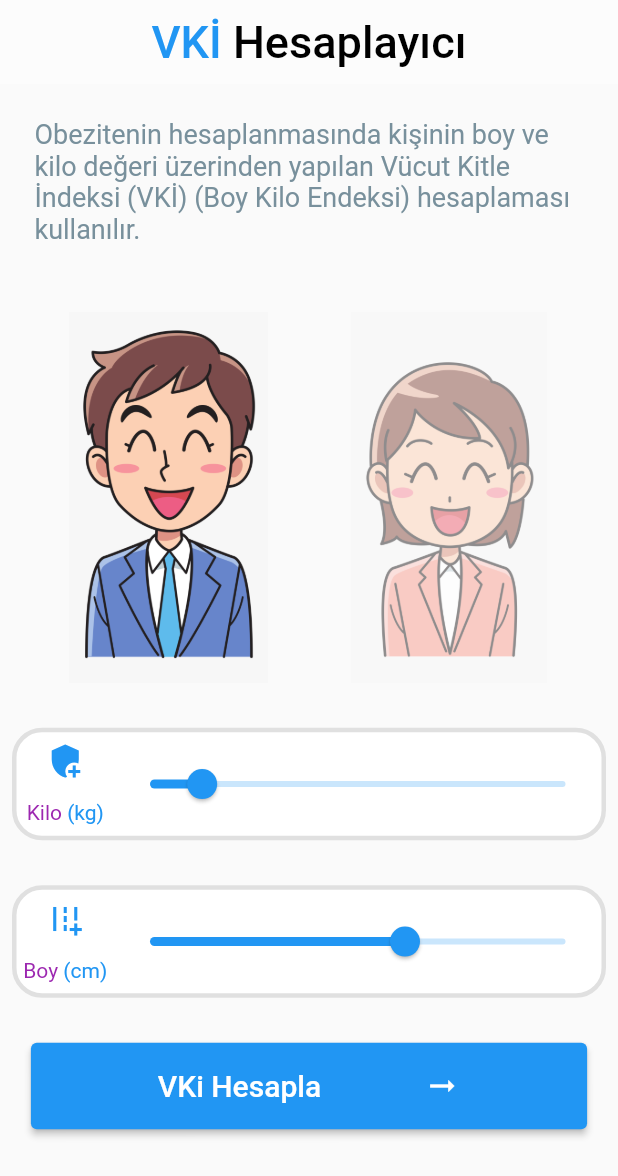
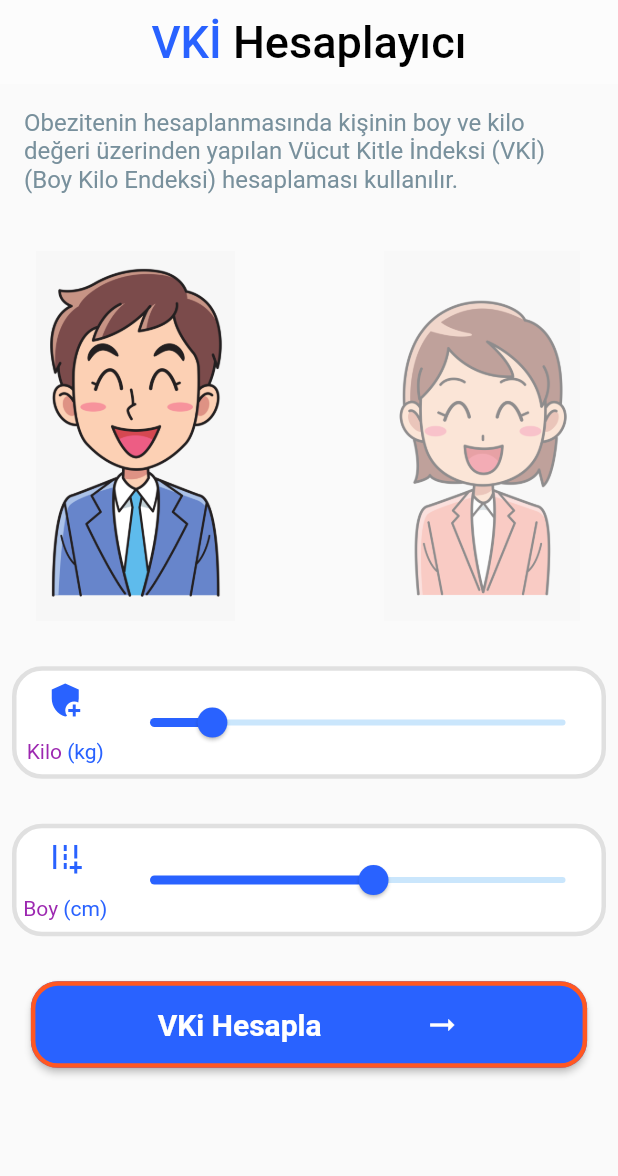
Before and after one commit to FatihBaycu/BmiCalculatorFlutter, a Flutter app: the screen it shows after launch, after a tap on "VKi Hesapla", after a tap on the "replay" icon, on a phone screen of 412 x 824 dp. Shown: the top 1176 px of the screen. Run offline on Flutter 3.47's test engine with Material 2 defaults, Android fonts, the phone set to English and light mode, and no system bars.

Commit message:
04.09.2021-17:39

```diff
--- a/lib/bmi_detail.dart
+++ b/lib/bmi_detail.dart
@@ -1,6 +1,5 @@
 import 'package:bmi_calculator/main.dart';
 import 'package:flutter/material.dart';
-import 'package:get/get.dart';
 
 class BmiDetail extends StatefulWidget {
   String? weightMessage;
@@ -16,8 +15,16 @@ class BmiDetail extends StatefulWidget {
 }
 
 class _BmiDetailState extends State<BmiDetail> {
+
+  late double screenWidth;
+  late double screenHeight;
+
   @override
   Widget build(BuildContext context) {
+
+    screenWidth=MediaQuery.of(context).size.width;
+    screenHeight=MediaQuery.of(context).size.height;
+
     return Scaffold(
       appBar: buildAppBar(),
       body: SingleChildScrollView(
@@ -36,15 +43,17 @@ class _BmiDetailState extends State<BmiDetail> {
     );
   }
 
+
+
   Center buildBackButton() {
     return Center(
-              child: SizedBox(
-                child: IconButton(
-                    onPressed: () => Get.off(MyHomePage()),
-                    icon: Icon(Icons.replay,color: Colors.purple.shade300,)),
+        child: SizedBox(
+          child: IconButton(
+             onPressed: () =>buildNavigatorOff(MyHomePage()),
+              icon: Icon(Icons.replay,color: Colors.purple.shade300,)),
               ),
             );
-  }
+          }
 
   Widget buildMyVitals() {
     return Center(
@@ -55,7 +64,7 @@ class _BmiDetailState extends State<BmiDetail> {
           Text("Sağlıklı VKİ Değeri : 18.5 kg/m2 - 25 kg/m2",style: TextStyle(fontSize: 18),),
           Text("Kilonuza göre sağlıklı Kilo değerleri : ${widget.idealWeight}",textAlign: TextAlign.center,style: TextStyle(fontWeight: FontWeight.bold,fontSize: 18),),
           Container(
-            width: MediaQuery.of(context).size.width*0.9,
+            width: screenWidth*0.9,
             child: Text(
               widget.weightMessage!,
               style: TextStyle(fontStyle: FontStyle.italic,fontSize: 18),
@@ -68,6 +77,10 @@ class _BmiDetailState extends State<BmiDetail> {
     );
   }
 
+  buildNavigatorOff(Widget Page){
+    return Navigator.pushReplacement(context, MaterialPageRoute(builder: (context)=>Page));
+  }
+
   AppBar buildAppBar() {
     return AppBar(
       shadowColor: Colors.transparent,
@@ -75,7 +88,7 @@ class _BmiDetailState extends State<BmiDetail> {
       title: Row(
         children: [
           IconButton(
-            onPressed: () => Get.off(MyHomePage()),
+            onPressed: () =>buildNavigatorOff(MyHomePage()),
             icon: Icon(Icons.arrow_back),
             color: Colors.black,
           ),
@@ -88,8 +101,8 @@ class _BmiDetailState extends State<BmiDetail> {
   Widget buildInfoBox(double width,double height) {
     return Center(
             child: SizedBox(
-              width: Get.width *width,
-              height: Get.height *height,
+              width: screenWidth*width,
+              height:screenHeight *height,
               child: Container(
                 decoration: BoxDecoration(
                   color: Colors.white,
@@ -111,7 +124,7 @@ class _BmiDetailState extends State<BmiDetail> {
                     Expanded(flex: 2,child: Text(widget.bmiNumber!,style: TextStyle(fontSize: 50,fontWeight: FontWeight.bold,color: Colors.purple.shade800),)),
                     Expanded(flex: 1,child: Text("kg/m2",style: TextStyle(color: Colors.purple.shade300),)),
                     Expanded(
-                      flex: 1,
+                      flex: 2,
                       child: RichText(
                         text: TextSpan(
                             style: TextStyle(fontSize: 14, color: Colors.black),
--- a/lib/main.dart
+++ b/lib/main.dart
@@ -1,7 +1,6 @@
 import 'package:bmi_calculator/my_values.dart';
 import 'package:flutter/material.dart';
-import 'package:get/get.dart';
-
+import 'package:flutter/services.dart';
 import 'bmi_detail.dart';
 
 void main() {runApp(MyApp());}
@@ -9,7 +8,12 @@ void main() {runApp(MyApp());}
 class MyApp extends StatelessWidget {
   @override
   Widget build(BuildContext context) {
-    return GetMaterialApp(
+    SystemChrome.setPreferredOrientations([
+      DeviceOrientation.portraitUp,
+      DeviceOrientation.portraitDown,
+    ]);
+    SystemChrome.setEnabledSystemUIOverlays(SystemUiOverlay.values);
+    return MaterialApp(
       debugShowCheckedModeBanner: false,
       color: Colors.white,
       theme: ThemeData.light(),
@@ -29,14 +33,23 @@ class MyHomePage extends StatefulWidget {
 class _MyHomePageState extends State<MyHomePage> {
     bool isBlur=true;
   opacitySwap() {  isBlur = !isBlur;}
-  double width=170;
-  double weight=50;
+  double bodyWidth=160;
+  double bodyWeight=55;
   double newValue=0;
+
 
   var staticValues=MyValues();
 
+    late double screenWidth;
+    late double screenHeight;
+
   @override
   Widget build(BuildContext context){
+
+   screenWidth=MediaQuery.of(context).size.width;
+   screenHeight=MediaQuery.of(context).size.height;
+
+
     return Scaffold(
       appBar: buildAppBar(),
       body: buildBody(),
@@ -50,20 +63,21 @@ class _MyHomePageState extends State<MyHomePage> {
         child: Wrap(
           runSpacing: 30,
           children: <Widget>[
-            Padding(padding: const EdgeInsets.all(15.0), child: Text(MyValues.vkiNedir,style: TextStyle(fontSize: 18,color: Colors.blueGrey.shade400),),),
+            Padding(
+              padding: const EdgeInsets.all(8.0),
+              child: Text(MyValues.vkiNedir,style: TextStyle(fontWeight: FontWeight.w400,fontSize: 16,color: Colors.blueGrey.shade400),),
+            ),
             Row(
-              mainAxisAlignment: MainAxisAlignment.spaceEvenly,
+              mainAxisAlignment: MainAxisAlignment.spaceBetween,
               children: [
-                buildGestureDetectorMan(),
-                buildGestureDetectorVoman(),
+                  buildGestureDetectorMan(.4,.3),
+                  buildGestureDetectorVoman(.4,.3),
               ],
             ),
             SizedBox(height: 50,),
             buildContainer(),
             buildContainerWidth(),
-
-            LayoutBuilder(builder: (context, BoxConstraints constraints)=>constraints.maxWidth>600?buildButton(0.9,0.2):buildButton(0.9,0.07)),
-            SizedBox(height: 100,)
+            buildButton(0.9,0.07),
           ],
         ),
       ),
@@ -73,30 +87,39 @@ class _MyHomePageState extends State<MyHomePage> {
   Center buildButton(double width,double height) {
     return Center(
               child: SizedBox(
-                width: Get.width*width,
-                height: Get.height*height,
+                width: screenWidth*width,
+                height: screenHeight*height,
                 child: ElevatedButton(
-                  style: ButtonStyle(backgroundColor: MaterialStateProperty.all<Color>(changeColor()),
+                  style: ButtonStyle(
+                    backgroundColor: MaterialStateProperty.all<Color>(changeColor()),
+                    shape: MaterialStateProperty.all<RoundedRectangleBorder>(
+                      RoundedRectangleBorder(
+                        borderRadius: BorderRadius.circular(18.0),
+                        side: BorderSide(color: unChangeColor(),width: 3)
+                      )
+                    ),
+
                   ),
-                  onPressed: (){
-                    isMyWeightNormal(26);
-                     Get.off(()=>BmiDetail(
-                      weightMessage:    getBmiMessage(calculateBmi(width: width,weight: weight,gender: isBlur)),
-                      bmiNumber:        calculateBmi(width: width,weight: weight,gender: isBlur).toString(),
-                      idealWeight:      calculateIdealWeight(gender: isBlur,width: width),
-                      isMyWeightNormal: isMyWeightNormal(calculateBmi(width: width,weight: weight,gender: isBlur)),
-                       weightWarningColor: getWeightWarningColor(calculateBmi(width: width,weight: weight,gender: isBlur)),
-                     ));
-                  },
+                  onPressed: (){buttonPressed();},
                   child: Row(
                     mainAxisAlignment: MainAxisAlignment.spaceEvenly,
                     children: [
-                      Text("VKi Hesapla",style: TextStyle(fontSize: 20),),
+                      Text("VKi Hesapla",style: TextStyle(fontSize: 20,fontWeight: FontWeight.bold),),
                       Icon(Icons.arrow_right_alt),
                     ],
                   ),),
               ),
             );
+  }
+
+  buttonPressed(){
+    Navigator.pushReplacement(context, MaterialPageRoute(builder: (context)=>BmiDetail(
+      weightMessage:    getBmiMessage(calculateBmi(width: bodyWidth,weight: bodyWeight,gender: isBlur)),
+      bmiNumber:        calculateBmi(width: bodyWidth,weight: bodyWeight,gender: isBlur).toString(),
+      idealWeight:      calculateIdealWeight(gender: isBlur,width: bodyWidth),
+      isMyWeightNormal: isMyWeightNormal(calculateBmi(width: bodyWidth,weight: bodyWeight,gender: isBlur)),
+      weightWarningColor: getWeightWarningColor(calculateBmi(width: bodyWidth,weight: bodyWeight,gender: isBlur)),
+    )));
   }
 
   AppBar buildAppBar() {
@@ -124,7 +147,6 @@ class _MyHomePageState extends State<MyHomePage> {
                 child: Row(
                   mainAxisAlignment: MainAxisAlignment.spaceAround,
                   children: [
-
                     Expanded(
                       flex:1,
                       child: Column(
@@ -144,10 +166,10 @@ class _MyHomePageState extends State<MyHomePage> {
                       ),
                     ),
 
-                    Expanded( flex:5,child:
-                      Slider(value: width,min: 90, max: 220, divisions: 130, activeColor:changeColor(),
-                        onChanged: (double value)=>setState(()=>width = value),
-                        label: width.roundToDouble().toString(),),),
+                    Expanded(flex:5,child:Slider(
+                      value: bodyWidth,min: 90, max: 220, divisions: 130, activeColor:changeColor(),
+                        onChanged: (double value)=>setState(()=>bodyWidth = value),
+                        label: bodyWidth.roundToDouble().toString(),),),
                   ],
                 ),
               );
@@ -179,9 +201,9 @@ class _MyHomePageState extends State<MyHomePage> {
                       ),
                     ),
                     Expanded(flex:5, child:
-                      Slider(value: weight, min: 30, max: 200, divisions: 200, activeColor:changeColor(),
-                      onChanged: (double value)=>setState(()=>weight = value),
-                      label: weight.roundToDouble().toString(),
+                      Slider(value: bodyWeight, min: 30, max: 200, divisions: 200, activeColor:changeColor(),
+                      onChanged: (double value)=>setState(()=>bodyWeight = value),
+                      label: bodyWeight.roundToDouble().toString(),
                       ),
                     ),
                   ],
@@ -189,22 +211,23 @@ class _MyHomePageState extends State<MyHomePage> {
               );
   }
 
-  GestureDetector buildGestureDetectorVoman() {
+  GestureDetector buildGestureDetectorVoman(double width,double height) {
     return GestureDetector(child:
-        Container(width: Get.width * 0.4, height: Get.height * 0.3, child:
+        Container(width: screenWidth * width, height: screenHeight * height, child:
           Opacity(opacity: !isBlur? 1.0 : 0.5, child:
             Image.asset("assets/images/voman.png")),),onTap: ()=>setState(()=>opacitySwap()),
     );
   }
 
-  GestureDetector buildGestureDetectorMan() {
+  GestureDetector buildGestureDetectorMan(double width,double height) {
     return GestureDetector(
-      child: Container(width: Get.width * 0.4, height: Get.height * 0.3, child:
+      child: Container(width: screenWidth * width, height: screenHeight* height, child:
        Opacity(opacity: isBlur ? 1.0 : 0.5,child:
         Image.asset("assets/images/man.png")),), onTap: ()=>setState(()=>opacitySwap()));
   }
 
-  Color changeColor()=>isBlur?Colors.blue:Colors.orange;
+  Color changeColor()=>isBlur?Colors.blueAccent.shade700:Colors.deepOrange;
+  Color unChangeColor()=>!isBlur?Colors.blueAccent.shade700:Colors.deepOrange;
 
   String calculateIdealWeight({bool? gender, double? width}) {
     int number = 50;
--- a/lib/my_values.dart
+++ b/lib/my_values.dart
@@ -6,6 +6,4 @@ class MyValues{
  static const String fazlaKilo = "25 – 29, 9 kg/m. arasında olanlar: Fazla kilolu";
  static const String obez = "30 – 39, 9 kg/m. arasında olanlar: Obez";
  static const  String morbidObez = "40 kg/m.'nin üzerinde olanlar: İleri derecede obez (morbid obez), olarak görülür.";
-
-
 }
--- a/pubspec.yaml
+++ b/pubspec.yaml
@@ -28,7 +28,7 @@ dependencies:
   # The following adds the Cupertino Icons font to your application.
   # Use with the CupertinoIcons class for iOS style icons.
   cupertino_icons: ^1.0.2
-  get:
+  easy_localization: ^3.0.0
 
 dev_dependencies:
   flutter_test:
```
Also changed, not shown: pubspec.lock, 8 other files.
